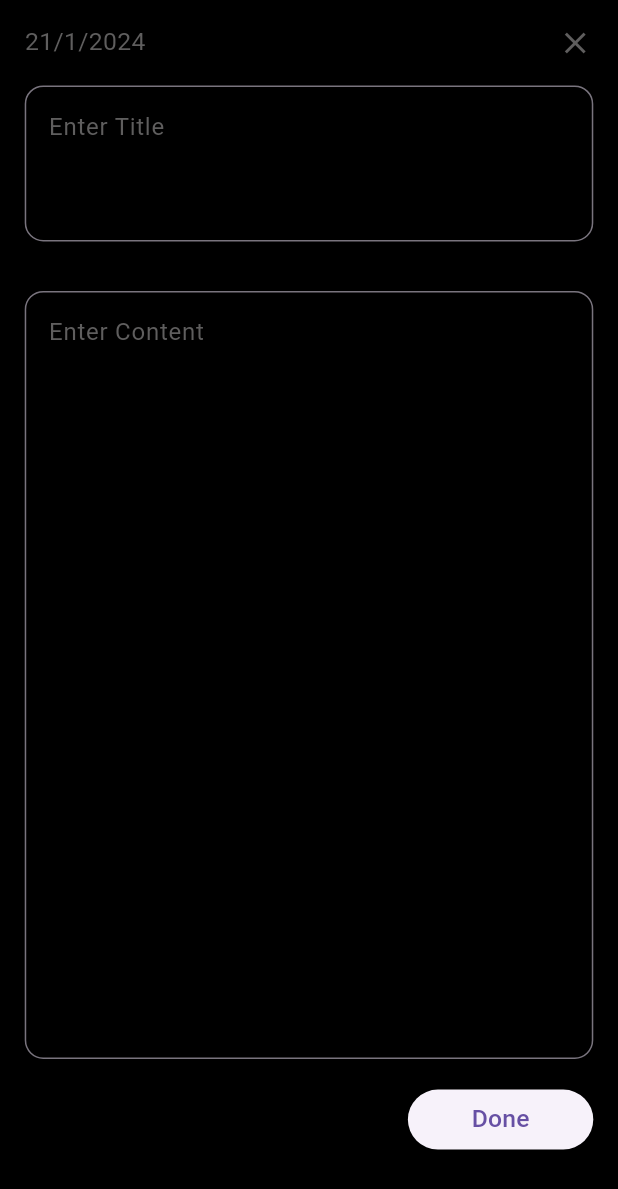
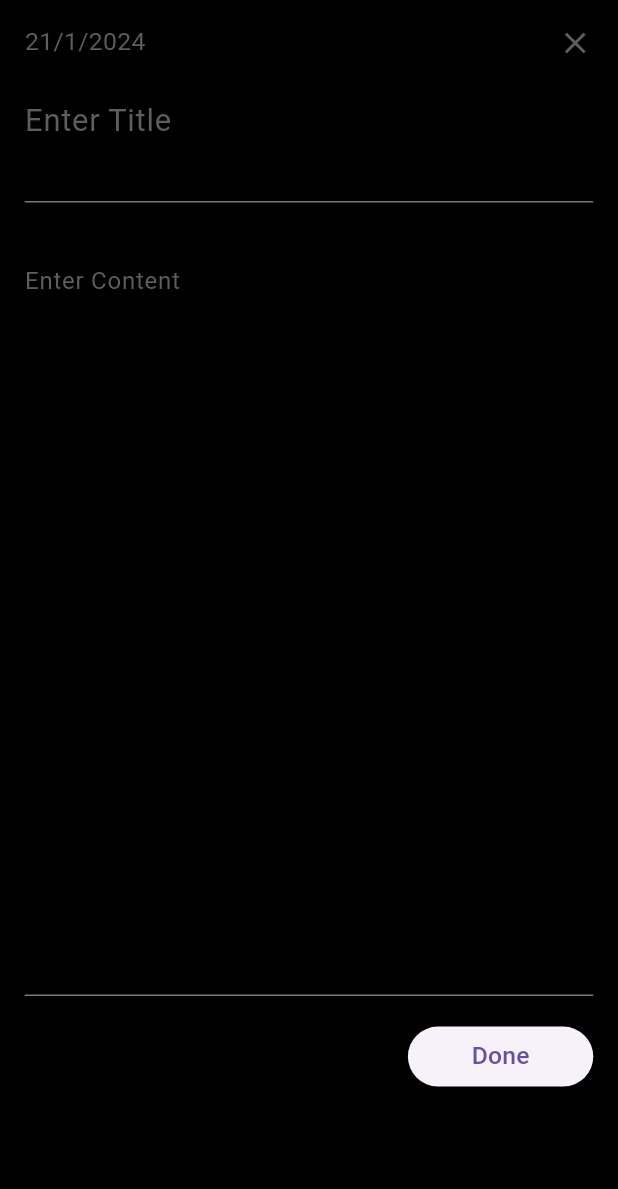
Before and after one commit to tanmay2233/ZenseGDSCSession, a Flutter app: the NotesPage screen opened by its route, on a phone screen of 412 x 824 dp. Shown: the top 1189 px of the screen. Run offline on Flutter 3.47's test engine with Material 3 defaults, Android fonts, the phone set to English and light mode, and no system bars; our stand-ins replace flutter_screenutil; Roboto replaces fonts that are missing (Poppins).

Commit message:
Everything working fine

```diff
--- a/lib/notesPage.dart
+++ b/lib/notesPage.dart
@@ -51,15 +51,17 @@ class _NotesPageState extends State<NotesPage> {
                 SizedBox(height: size.height * 0.02),
                 TextFormField(
                   controller: _titleController,
-                  maxLines: 3,
+                  maxLines: 2,
                   decoration: InputDecoration(
                       hintText: "Enter Title",
-                      hintStyle: const TextStyle(
-                          color: Color.fromARGB(255, 95, 94, 94)),
-                      border: OutlineInputBorder(
-                          borderRadius:
-                              BorderRadius.circular(size.width * 0.03))),
-                  style: const TextStyle(color: Colors.white),
+                      hintStyle: TextStyle(
+                          color: const Color.fromARGB(255, 95, 94, 94),
+                          fontSize: size.width*0.05
+                          ),
+                      ),
+                  style: TextStyle(color: Colors.white,
+                  fontSize: size.width * 0.05
+                  ),
                   onChanged: (value) {
                     // Save the entered text to the controller
                     _titleController.text = value;
@@ -69,16 +71,14 @@ class _NotesPageState extends State<NotesPage> {
                 TextFormField(
                   controller: _contentController,
                   maxLines: 20,
-                  decoration: InputDecoration(
+                  decoration: const InputDecoration(
                       hintText: "Enter Content",
-                      hintStyle: const TextStyle(
+                      hintStyle: TextStyle(
                           color: Color.fromARGB(255, 95, 94, 94)),
-                      border: OutlineInputBorder(
-                          borderRadius:
-                              BorderRadius.circular(size.width * 0.03))),
+                    ),
                   style: const TextStyle(color: Colors.white),
+
                   onChanged: (value) {
-                    // Save the entered text to the controller
                     _contentController.text = value;
                   },
                 ),
```
